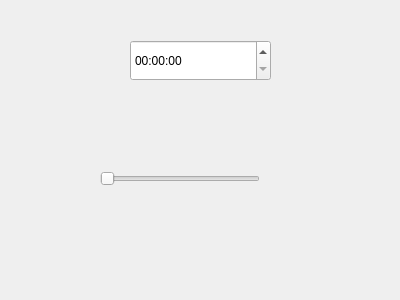
This is modules/Startups/design.ui in 307guojiawei/Linuxer as Qt 5 draws it before an edit. The edited form follows.
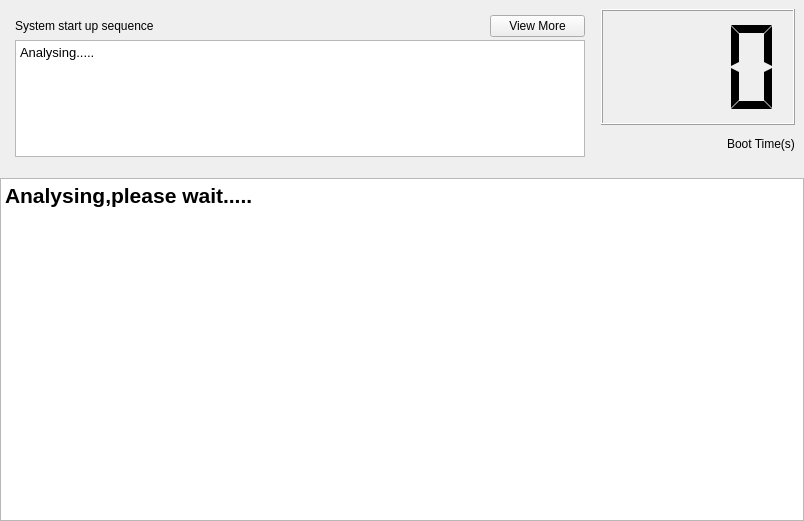
This is the edited form.

Commit message: Update Startup Analyse

```diff
--- a/modules/Startups/design.ui
+++ b/modules/Startups/design.ui
@@ -6,36 +6,158 @@
    <rect>
     <x>0</x>
     <y>0</y>
-    <width>400</width>
-    <height>300</height>
+    <width>804</width>
+    <height>521</height>
    </rect>
   </property>
   <property name="windowTitle">
    <string>Form</string>
   </property>
-  <widget class="QTimeEdit" name="timeEdit">
-   <property name="geometry">
-    <rect>
-     <x>130</x>
-     <y>40</y>
-     <width>141</width>
-     <height>41</height>
-    </rect>
+  <layout class="QVBoxLayout" name="verticalLayout" stretch="1,2">
+   <property name="spacing">
+    <number>6</number>
    </property>
-  </widget>
-  <widget class="QSlider" name="horizontalSlider">
-   <property name="geometry">
-    <rect>
-     <x>100</x>
-     <y>170</y>
-     <width>160</width>
-     <height>17</height>
-    </rect>
+   <property name="leftMargin">
+    <number>0</number>
    </property>
-   <property name="orientation">
-    <enum>Qt::Horizontal</enum>
+   <property name="topMargin">
+    <number>0</number>
    </property>
-  </widget>
+   <property name="rightMargin">
+    <number>0</number>
+   </property>
+   <property name="bottomMargin">
+    <number>0</number>
+   </property>
+   <item>
+    <widget class="QWidget" name="widget" native="true">
+     <layout class="QHBoxLayout" name="horizontalLayout" stretch="3,1">
+      <property name="spacing">
+       <number>10</number>
+      </property>
+      <item>
+       <widget class="QWidget" name="widget_seq" native="true">
+        <property name="sizePolicy">
+         <sizepolicy hsizetype="Preferred" vsizetype="Maximum">
+          <horstretch>0</horstretch>
+          <verstretch>0</verstretch>
+         </sizepolicy>
+        </property>
+        <layout class="QGridLayout" name="gridLayout" columnstretch="5,1">
+         <property name="leftMargin">
+          <number>6</number>
+         </property>
+         <property name="topMargin">
+          <number>6</number>
+         </property>
+         <property name="rightMargin">
+          <number>6</number>
+         </property>
+         <property name="bottomMargin">
+          <number>6</number>
+         </property>
+         <property name="horizontalSpacing">
+          <number>0</number>
+         </property>
+         <property name="verticalSpacing">
+          <number>3</number>
+         </property>
+         <item row="0" column="0">
+          <widget class="QLabel" name="label">
+           <property name="text">
+            <string>System start up sequence</string>
+           </property>
+          </widget>
+         </item>
+         <item row="1" column="0" colspan="2">
+          <widget class="QTextBrowser" name="textStartupSeq">
+           <property name="html">
+            <string>&lt;!DOCTYPE HTML PUBLIC &quot;-//W3C//DTD HTML 4.0//EN&quot; &quot;http://www.w3.org/TR/REC-html40/strict.dtd&quot;&gt;
+&lt;html&gt;&lt;head&gt;&lt;meta name=&quot;qrichtext&quot; content=&quot;1&quot; /&gt;&lt;style type=&quot;text/css&quot;&gt;
+p, li { white-space: pre-wrap; }
+&lt;/style&gt;&lt;/head&gt;&lt;body style=&quot; font-family:'WenQuanYi Micro Hei'; font-size:9.7002pt; font-weight:400; font-style:normal;&quot;&gt;
+&lt;p style=&quot; margin-top:0px; margin-bottom:0px; margin-left:0px; margin-right:0px; -qt-block-indent:0; text-indent:0px;&quot;&gt;&lt;span style=&quot; font-size:9.7002pt;&quot;&gt;Analysing.....&lt;/span&gt;&lt;/p&gt;&lt;/body&gt;&lt;/html&gt;</string>
+           </property>
+          </widget>
+         </item>
+         <item row="0" column="1">
+          <widget class="QPushButton" name="btnSVG">
+           <property name="text">
+            <string>View More</string>
+           </property>
+           <property name="checkable">
+            <bool>false</bool>
+           </property>
+           <property name="flat">
+            <bool>false</bool>
+           </property>
+          </widget>
+         </item>
+        </layout>
+       </widget>
+      </item>
+      <item>
+       <widget class="QWidget" name="widget_bootTime" native="true">
+        <layout class="QVBoxLayout" name="verticalLayout_2" stretch="3,1">
+         <property name="spacing">
+          <number>0</number>
+         </property>
+         <property name="leftMargin">
+          <number>0</number>
+         </property>
+         <property name="topMargin">
+          <number>0</number>
+         </property>
+         <property name="rightMargin">
+          <number>0</number>
+         </property>
+         <property name="bottomMargin">
+          <number>0</number>
+         </property>
+         <item>
+          <widget class="QLCDNumber" name="lcdBootTime">
+           <property name="smallDecimalPoint">
+            <bool>true</bool>
+           </property>
+           <property name="digitCount">
+            <number>3</number>
+           </property>
+           <property name="segmentStyle">
+            <enum>QLCDNumber::Flat</enum>
+           </property>
+          </widget>
+         </item>
+         <item alignment="Qt::AlignRight">
+          <widget class="QLabel" name="label_2">
+           <property name="text">
+            <string>Boot Time(s)</string>
+           </property>
+          </widget>
+         </item>
+        </layout>
+       </widget>
+      </item>
+     </layout>
+    </widget>
+   </item>
+   <item>
+    <widget class="QTextBrowser" name="serviceTable">
+     <property name="html">
+      <string>&lt;!DOCTYPE HTML PUBLIC &quot;-//W3C//DTD HTML 4.0//EN&quot; &quot;http://www.w3.org/TR/REC-html40/strict.dtd&quot;&gt;
+&lt;html&gt;&lt;head&gt;&lt;meta name=&quot;qrichtext&quot; content=&quot;1&quot; /&gt;&lt;style type=&quot;text/css&quot;&gt;
+p, li { white-space: pre-wrap; }
+&lt;/style&gt;&lt;/head&gt;&lt;body style=&quot; font-family:'WenQuanYi Micro Hei'; font-size:9.7002pt; font-weight:400; font-style:normal;&quot;&gt;
+&lt;p style=&quot; margin-top:0px; margin-bottom:0px; margin-left:0px; margin-right:0px; -qt-block-indent:0; text-indent:0px;&quot;&gt;&lt;span style=&quot; font-size:16pt; font-weight:600;&quot;&gt;Analysing,please wait.....&lt;/span&gt;&lt;/p&gt;&lt;/body&gt;&lt;/html&gt;</string>
+     </property>
+     <property name="openExternalLinks">
+      <bool>false</bool>
+     </property>
+     <property name="openLinks">
+      <bool>false</bool>
+     </property>
+    </widget>
+   </item>
+  </layout>
  </widget>
  <resources/>
  <connections/>
```
Left out of the diff: 43 changed lines with no effect on the pictures. The commit also changes 9 other files.
